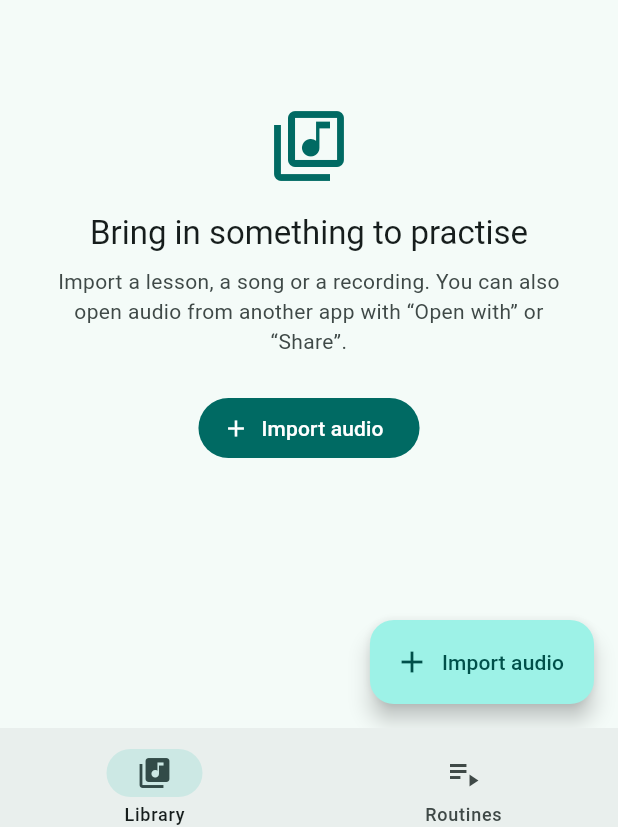
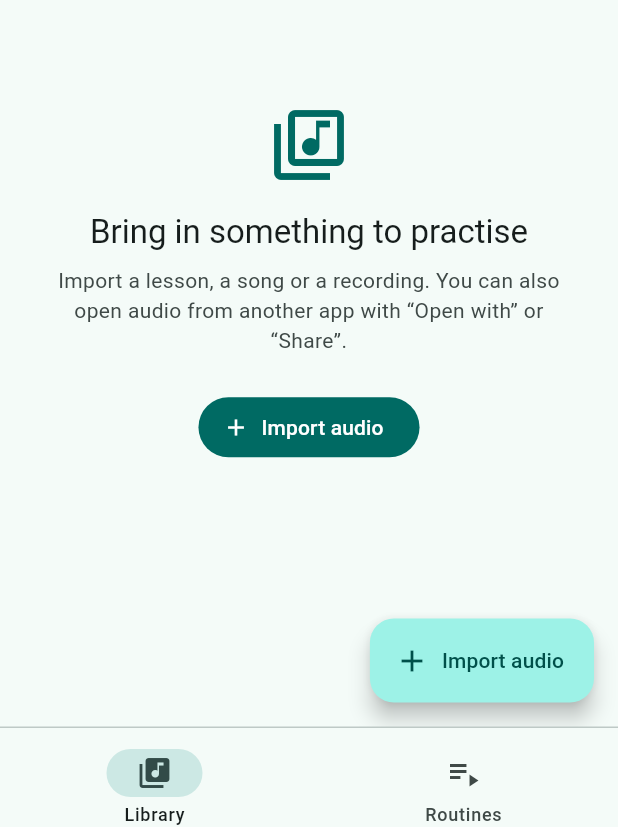
Before and after one commit to djauro-ashraf/rehearse, a Flutter app: the screen it shows after launch, on a phone screen of 412 x 824 dp. Shown: the part 388-1215 px from the top of the screen. Run offline on Flutter 3.47's test engine with Material 3 defaults, Android fonts, the phone set to English and light mode, and no system bars; our stand-ins replace audio_service, file_picker, flutter_riverpod, just_audio, share_plus; missing offline and left inert: audio_session.

Commit message:
feat: add step seek bar slider in routine player and edge-to-edge system bar handling (v1.0.1)

```diff
--- a/lib/app.dart
+++ b/lib/app.dart
@@ -1,3 +1,4 @@
+import 'package:flutter/services.dart';
 import 'package:flutter_riverpod/flutter_riverpod.dart';
 
 import 'core/app_info.dart';
@@ -23,7 +24,41 @@ class RehearseApp extends ConsumerWidget {
         AppThemeMode.light => ThemeMode.light,
         AppThemeMode.dark => ThemeMode.dark,
       },
+      builder: (context, child) => _KeepAboveSystemBars(child: child!),
       home: const HomeShell(),
     );
   }
 }
+
+/// Android draws apps edge-to-edge (behind the navigation buttons or gesture
+/// bar). Rehearse instead ends *above* them, on every screen: one place, so no
+/// individual screen has to remember.
+///
+/// The top is left alone: app bars already handle the status bar themselves.
+class _KeepAboveSystemBars extends StatelessWidget {
+  const _KeepAboveSystemBars({required this.child});
+
+  final Widget child;
+
+  @override
+  Widget build(BuildContext context) {
+    final scheme = Theme.of(context).colorScheme;
+    final iconBrightness =
+        scheme.brightness == Brightness.dark ? Brightness.light : Brightness.dark;
+    return AnnotatedRegion<SystemUiOverlayStyle>(
+      // Keeps the navigation icons readable against the app's own colour
+      // (Android 15+ ignores the bar colour but honours the icon brightness).
+      value: SystemUiOverlayStyle(
+        systemNavigationBarColor: scheme.surface,
+        systemNavigationBarDividerColor: Colors.transparent,
+        systemNavigationBarIconBrightness: iconBrightness,
+        statusBarColor: Colors.transparent,
+        statusBarIconBrightness: iconBrightness,
+      ),
+      child: ColoredBox(
+        color: scheme.surface,
+        child: SafeArea(top: false, child: child),
+      ),
+    );
+  }
+}
--- a/lib/core/app_info.dart
+++ b/lib/core/app_info.dart
@@ -1,5 +1,5 @@
 const String appName = 'Rehearse';
 const String appVersion = String.fromEnvironment(
   'APP_VERSION',
-  defaultValue: '1.0.0',
+  defaultValue: '1.0.1',
 );
--- a/lib/ui/screens/home_shell.dart
+++ b/lib/ui/screens/home_shell.dart
@@ -85,6 +85,7 @@ class _HomeShellState extends ConsumerState<HomeShell> with WidgetsBindingObserv
         mainAxisSize: MainAxisSize.min,
         children: [
           const MiniPlayer(),
+          Divider(height: 1, color: Theme.of(context).colorScheme.outlineVariant),
           NavigationBar(
             selectedIndex: _index,
             onDestinationSelected: (i) => setState(() => _index = i),
--- a/lib/ui/theme.dart
+++ b/lib/ui/theme.dart
@@ -72,7 +72,8 @@ ThemeData buildTheme(Brightness brightness) {
       shape: RoundedRectangleBorder(borderRadius: BorderRadius.circular(12)),
     ),
     navigationBarTheme: NavigationBarThemeData(
-      backgroundColor: scheme.surfaceContainer,
+      backgroundColor: scheme.surface,
+      elevation: 0,
       indicatorColor: scheme.secondaryContainer,
       labelBehavior: NavigationDestinationLabelBehavior.alwaysShow,
     ),
--- a/pubspec.yaml
+++ b/pubspec.yaml
@@ -1,7 +1,7 @@
 name: rehearse
 description: "Loop, slow down and master any audio. A practice player for learners, musicians and memorisers."
 publish_to: 'none'
-version: 1.0.0+1
+version: 1.0.1+2
 
 environment:
   sdk: ^3.13.0
```
Also changed, not shown: lib/ui/screens/routine_player_screen.dart (+90 -1 lines).
